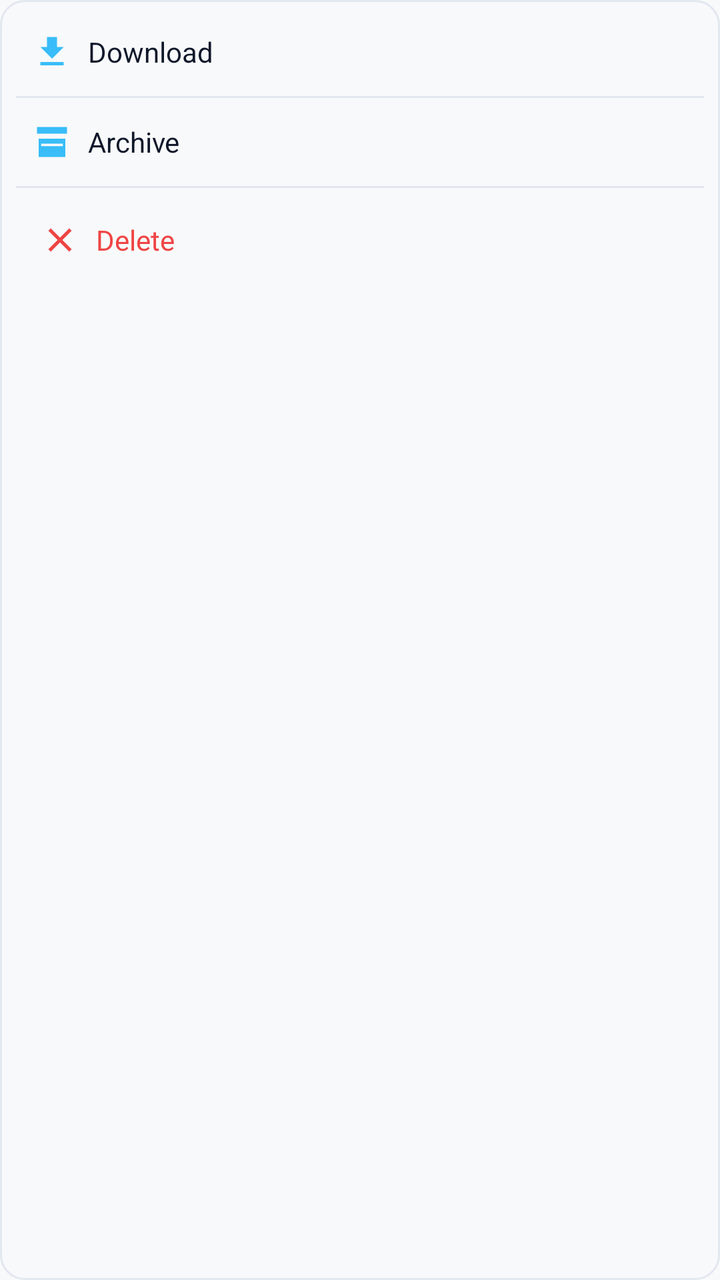
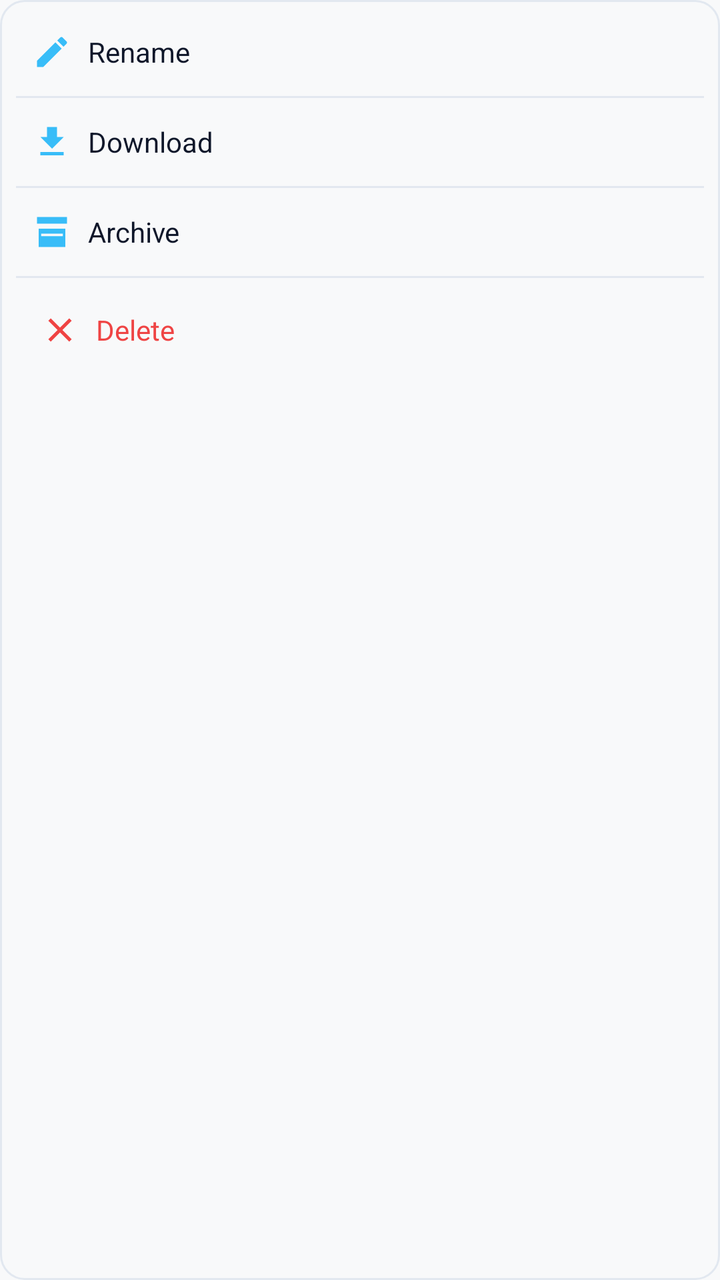

Compare the two renders of this Android layout. The source of the first and the diff that turns it into the second are given below.
<!-- AndroidManifest.xml: application theme Theme.NoteCalc.Blue -->
<!-- res/layout/layout_popup_menu.xml -->
<?xml version="1.0" encoding="utf-8"?>
<LinearLayout xmlns:android="http://schemas.android.com/apk/res/android"
    xmlns:app="http://schemas.android.com/apk/res-auto"
    android:layout_width="wrap_content"
    android:layout_height="wrap_content"
    android:orientation="vertical"
    android:background="@drawable/bg_popup_menu"
    android:padding="8dp">

    <LinearLayout
        android:id="@+id/btn_popup_download"
        android:layout_width="match_parent"
        android:layout_height="wrap_content"
        android:orientation="horizontal"
        android:gravity="center_vertical"
        android:padding="8dp"
        android:clickable="true"
        android:focusable="true"
        android:background="?attr/selectableItemBackground">
        <ImageView
            android:layout_width="20dp"
            android:layout_height="20dp"
            android:src="@drawable/ic_download"
            app:tint="?attr/colorAccentSecondary" 
            android:contentDescription="@string/popup_menu_icon_desc"/>
        <TextView
            android:layout_width="wrap_content"
            android:layout_height="wrap_content"
            android:text="@string/popup_menu_btn_download"
            android:textSize="14sp"
            android:textColor="@color/text_primary"
            android:layout_marginStart="8dp" />
    </LinearLayout>

    <View
        android:layout_width="match_parent"
        android:layout_height="1dp"
        android:background="?attr/colorBorder"
        android:layout_marginTop="4dp"
        android:layout_marginBottom="4dp"/>

    <LinearLayout
        android:id="@+id/btn_popup_archive"
        android:layout_width="match_parent"
        android:layout_height="wrap_content"
        android:orientation="horizontal"
        android:gravity="center_vertical"
        android:padding="8dp"
        android:clickable="true"
        android:focusable="true"
        android:background="?attr/selectableItemBackground">
        <ImageView
            android:layout_width="20dp"
            android:layout_height="20dp"
            android:src="@drawable/ic_archive"
            app:tint="?attr/colorAccentSecondary" 
            android:contentDescription="@string/action_archive"/>
        <TextView
            android:id="@+id/text_popup_archive"
            android:layout_width="wrap_content"
            android:layout_height="wrap_content"
            android:text="@string/action_archive"
            android:textSize="14sp"
            android:textColor="@color/text_primary"
            android:layout_marginStart="8dp" />
    </LinearLayout>

    <View
        android:layout_width="match_parent"
        android:layout_height="1dp"
        android:background="?attr/colorBorder"
        android:layout_marginTop="4dp"
        android:layout_marginBottom="4dp"/>

    <LinearLayout
        android:id="@+id/btn_popup_delete"
        android:layout_width="match_parent"
        android:layout_height="wrap_content"
        android:orientation="horizontal"
        android:gravity="center_vertical"
        android:padding="12dp"
        android:clickable="true"
        android:focusable="true"
        android:background="?attr/selectableItemBackground">
        <ImageView
            android:layout_width="20dp"
            android:layout_height="20dp"
            android:src="@drawable/ic_close"
            app:tint="@color/error_red" 
            android:contentDescription="@string/popup_menu_icon_desc"/>
        <TextView
            android:layout_width="wrap_content"
            android:layout_height="wrap_content"
            android:text="@string/popup_menu_btn_delete"
            android:textSize="14sp"
            android:textColor="@color/error_red"
            android:layout_marginStart="8dp" />
    </LinearLayout>
</LinearLayout>
<!-- resources referenced by this layout -->
<resources>
  <color name="error_red">#FFEF4444</color>
  <color name="text_primary">#FF0F172A</color>
  <!-- drawable bg_popup_menu (drawable) -->
  <?xml version="1.0" encoding="utf-8"?>
  <shape xmlns:android="http://schemas.android.com/apk/res/android">
      <solid android:color="@color/bg_primary" />
      <corners android:radius="12dp" />
      <stroke android:width="1dp" android:color="@color/border_color" />
  </shape>
  <!-- drawable ic_archive (drawable) -->
  <vector xmlns:android="http://schemas.android.com/apk/res/android"
      android:width="24dp"
      android:height="24dp"
      android:viewportWidth="24"
      android:viewportHeight="24">
    <path
        android:fillColor="#FF000000"
        android:pathData="M20,21H4V10H20V21ZM3,3H21V7H3V3ZM5.5,13V14.5H18.5V13H5.5Z"/>
  </vector>
  <!-- drawable ic_close (drawable) -->
  <vector xmlns:android="http://schemas.android.com/apk/res/android"
      android:width="24dp"
      android:height="24dp"
      android:viewportWidth="24"
      android:viewportHeight="24">
    <path
        android:fillColor="#FFFFFFFF"
        android:pathData="M19,6.41L17.59,5 12,10.59 6.41,5 5,6.41 10.59,12 5,17.59 6.41,19 12,13.41 17.59,19 19,17.59 13.41,12z"/>
  </vector>
  <!-- drawable ic_download (drawable) -->
  <vector xmlns:android="http://schemas.android.com/apk/res/android"
      android:width="24dp"
      android:height="24dp"
      android:viewportWidth="24"
      android:viewportHeight="24">
    <path
        android:fillColor="#FFFFFFFF"
        android:pathData="M19,9h-4V3H9v6H5l7,7 7,-7zM5,18v2h14v-2H5z"/>
  </vector>
  <string name="action_archive">Archive</string>
  <string name="popup_menu_btn_delete">Delete</string>
  <string name="popup_menu_btn_download">Download</string>
  <string name="popup_menu_icon_desc">Menu Icon</string>
  <style name="Theme.NoteCalc.Blue" parent="Base.Theme.NoteCalc">
          <item name="colorAccentPrimary">@color/accent_blue_primary</item>
          <item name="colorAccentSecondary">@color/accent_blue_secondary</item>
          <item name="colorBgPrimary">@color/bg_primary_blue</item>
          <item name="colorBgSecondary">@color/bg_secondary_blue</item>
          <item name="colorBgTertiary">@color/bg_tertiary_blue</item>
          <item name="colorBorder">@color/border_blue</item>
          <item name="colorRipple">@color/ripple_blue</item>
      </style>
  <color name="bg_primary">#FFF8F9FA</color>
  <color name="border_color">#FFE2E8F0</color>
  <style name="Base.Theme.NoteCalc" parent="Theme.Material3.DayNight.NoActionBar">
          <item name="android:windowBackground">?attr/colorBgPrimary</item>
          <item name="android:textColorPrimary">@color/text_primary</item>
      </style>
  <color name="accent_blue_primary">#FF0284C7</color>
  <color name="accent_blue_secondary">#FF38BDF8</color>
  <color name="bg_primary_blue">#FFF8F9FA</color>
  <color name="bg_secondary_blue">#FFFFFFFF</color>
  <color name="bg_tertiary_blue">#FFF1F5F9</color>
  <color name="border_blue">#FFE2E8F0</color>
  <color name="ripple_blue">#FFE2E8F0</color>
</resources>

<!-- the commit's change to res/layout/layout_popup_menu.xml (unified diff, before → after) -->
@@ -6,6 +6,39 @@
     android:orientation="vertical"
     android:background="@drawable/bg_popup_menu"
     android:padding="8dp">
+
+    <LinearLayout
+        android:id="@+id/btn_popup_rename"
+        android:layout_width="match_parent"
+        android:layout_height="wrap_content"
+        android:orientation="horizontal"
+        android:gravity="center_vertical"
+        android:padding="8dp"
+        android:clickable="true"
+        android:focusable="true"
+        android:background="?attr/selectableItemBackground">
+        <ImageView
+            android:layout_width="20dp"
+            android:layout_height="20dp"
+            android:src="@drawable/ic_edit"
+            app:tint="?attr/colorAccentSecondary" 
+            android:contentDescription="@string/popup_menu_icon_desc"/>
+        <TextView
+            android:layout_width="wrap_content"
+            android:layout_height="wrap_content"
+            android:text="@string/popup_menu_btn_rename"
+            android:textSize="14sp"
+            android:textColor="@color/text_primary"
+            android:layout_marginStart="8dp" />
+    </LinearLayout>
+
+    <View
+        android:id="@+id/divider_rename"
+        android:layout_width="match_parent"
+        android:layout_height="1dp"
+        android:background="?attr/colorBorder"
+        android:layout_marginTop="4dp"
+        android:layout_marginBottom="4dp"/>
 
     <LinearLayout
         android:id="@+id/btn_popup_download"
<!-- resource entries referenced after the edit -->
@@ -39,9 +39,20 @@
         android:fillColor="#FFFFFFFF"
         android:pathData="M19,9h-4V3H9v6H5l7,7 7,-7zM5,18v2h14v-2H5z"/>
   </vector>
+  <!-- drawable ic_edit (drawable) -->
+  <vector xmlns:android="http://schemas.android.com/apk/res/android"
+      android:width="24dp"
+      android:height="24dp"
+      android:viewportWidth="24"
+      android:viewportHeight="24">
+    <path
+        android:fillColor="#FF000000"
+        android:pathData="M3,17.25V21h3.75L17.81,9.94l-3.75,-3.75L3,17.25zM20.71,7.04c0.39,-0.39 0.39,-1.02 0,-1.41l-2.34,-2.34c-0.39,-0.39 -1.02,-0.39 -1.41,0l-1.83,1.83 3.75,3.75 1.83,-1.83z"/>
+  </vector>
   <string name="action_archive">Archive</string>
   <string name="popup_menu_btn_delete">Delete</string>
   <string name="popup_menu_btn_download">Download</string>
+  <string name="popup_menu_btn_rename">Rename</string>
   <string name="popup_menu_icon_desc">Menu Icon</string>
   <style name="Theme.NoteCalc.Blue" parent="Base.Theme.NoteCalc">
           <item name="colorAccentPrimary">@color/accent_blue_primary</item>
